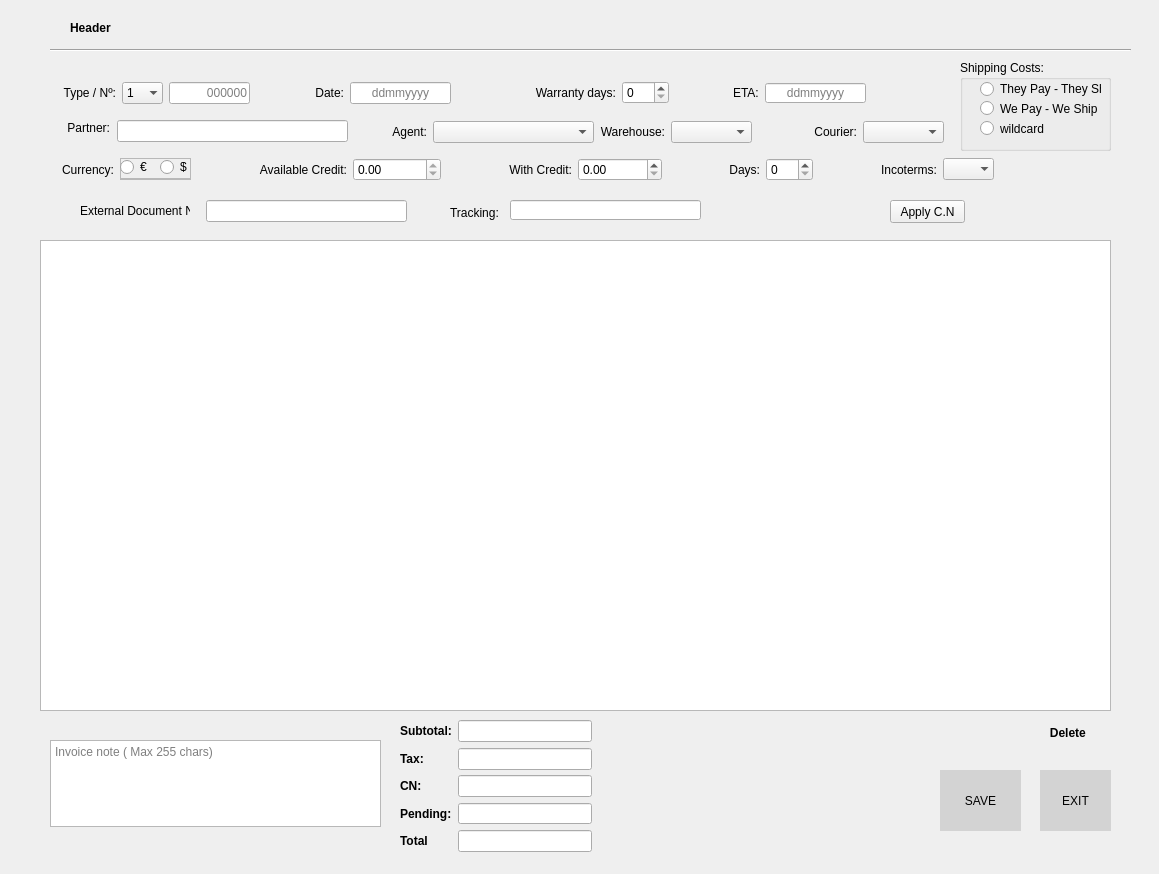
The window that uis/invoice_form.ui (andrei219/euromedia) describes before a commit, drawn with Qt 5.
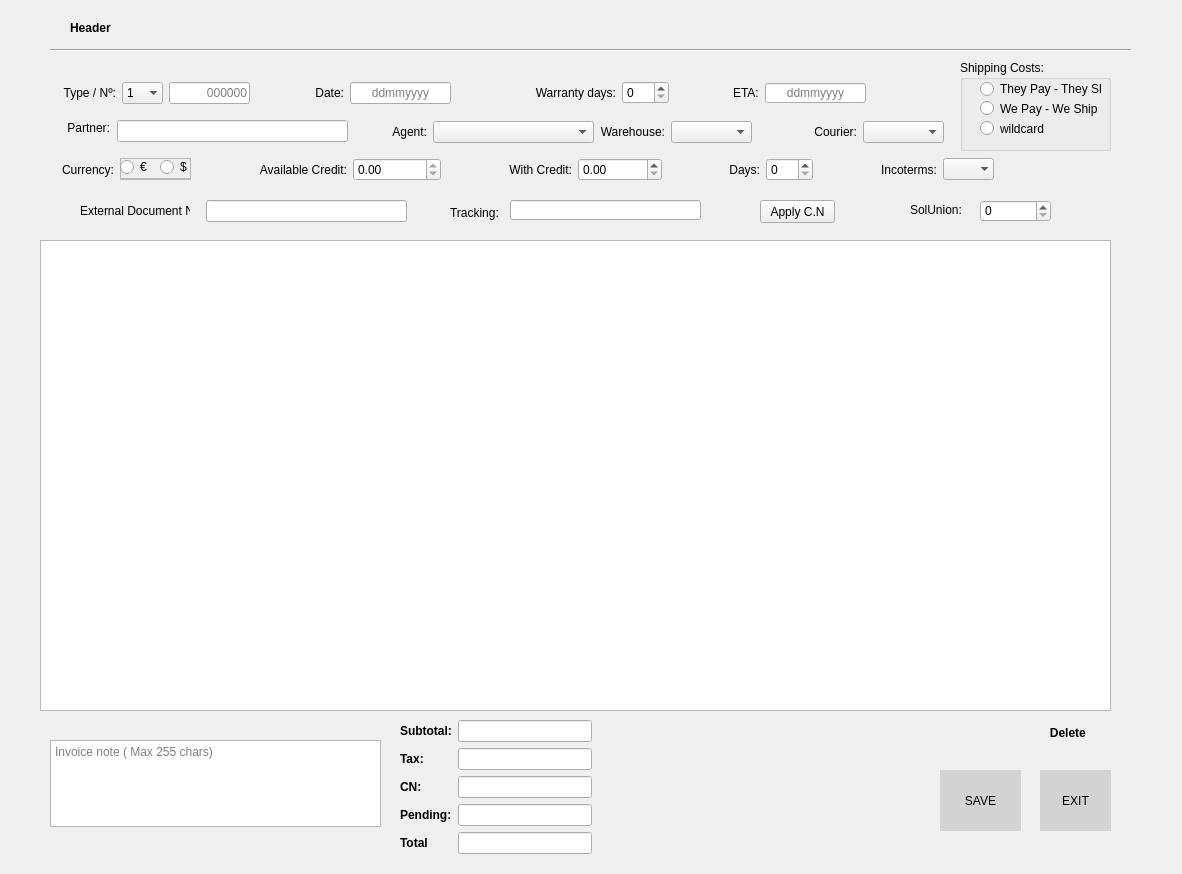
The same window after the commit. Icons and pictures are not drawn. Custom widgets are drawn as their Qt base class.

Commit message: Added solunion logic

```diff
--- a/uis/invoice_form.ui
+++ b/uis/invoice_form.ui
@@ -9,7 +9,7 @@
    <rect>
     <x>0</x>
     <y>0</y>
-    <width>1159</width>
+    <width>1182</width>
     <height>874</height>
    </rect>
   </property>
@@ -889,7 +889,7 @@
   <widget class="QPushButton" name="apply_cn">
    <property name="geometry">
     <rect>
-     <x>890</x>
+     <x>760</x>
      <y>200</y>
      <width>75</width>
      <height>23</height>
@@ -905,7 +905,7 @@
      <x>400</x>
      <y>720</y>
      <width>192</width>
-     <height>132</height>
+     <height>140</height>
     </rect>
    </property>
    <layout class="QFormLayout" name="formLayout">
@@ -1061,13 +1061,13 @@
     </rect>
    </property>
   </widget>
-  <widget class="QWidget" name="">
+  <widget class="QWidget" name="layoutWidget">
    <property name="geometry">
     <rect>
      <x>620</x>
      <y>720</y>
      <width>401</width>
-     <height>16</height>
+     <height>18</height>
     </rect>
    </property>
    <layout class="QHBoxLayout" name="horizontalLayout_3">
@@ -1093,6 +1093,32 @@
     </item>
    </layout>
   </widget>
+  <widget class="QSpinBox" name="solunion">
+   <property name="geometry">
+    <rect>
+     <x>980</x>
+     <y>200</y>
+     <width>71</width>
+     <height>22</height>
+    </rect>
+   </property>
+   <property name="suffix">
+    <string/>
+   </property>
+  </widget>
+  <widget class="QLabel" name="solunion_label">
+   <property name="geometry">
+    <rect>
+     <x>910</x>
+     <y>200</y>
+     <width>71</width>
+     <height>20</height>
+    </rect>
+   </property>
+   <property name="text">
+    <string>SolUnion: </string>
+   </property>
+  </widget>
  </widget>
  <customwidgets>
   <customwidget>
```
The commit also changes 6 other files.
